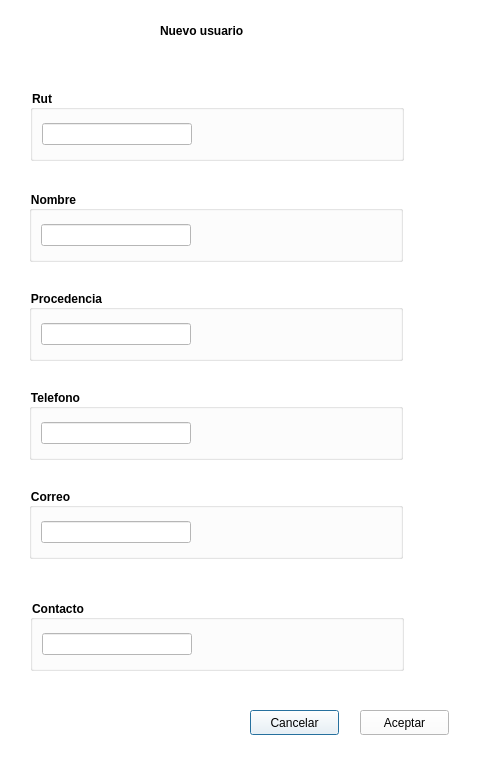
This is UIfiles/newUser.ui in DiteRr/IgmavaAPP as Qt 5 draws it before an edit. The edited form follows.
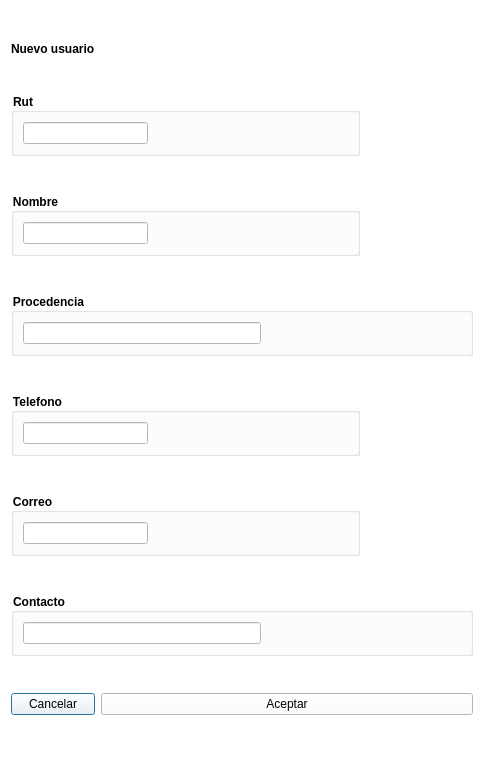
This is the edited form.

```diff
--- a/UIfiles/newUser.ui
+++ b/UIfiles/newUser.ui
@@ -16,15 +16,26 @@
   <property name="styleSheet">
    <string notr="true">background-color: rgb(255, 255, 255);</string>
   </property>
-  <widget class="QGroupBox" name="groupBox_4">
-   <property name="geometry">
-    <rect>
-     <x>29</x>
-     <y>488</y>
-     <width>374</width>
-     <height>71</height>
-    </rect>
-   </property>
+  <layout class="QGridLayout" name="gridLayout">
+   <item row="0" column="0">
+    <widget class="QLabel" name="label_6">
+     <property name="sizePolicy">
+      <sizepolicy hsizetype="Maximum" vsizetype="Maximum">
+       <horstretch>0</horstretch>
+       <verstretch>0</verstretch>
+      </sizepolicy>
+     </property>
+     <property name="styleSheet">
+      <string notr="true">font: 57 14pt &quot;Ubuntu&quot;;
+font-weight: bold;</string>
+     </property>
+     <property name="text">
+      <string>Nuevo usuario</string>
+     </property>
+    </widget>
+   </item>
+   <item row="1" column="0" colspan="2">
+    <widget class="QGroupBox" name="groupBox_6">
    <property name="sizePolicy">
     <sizepolicy hsizetype="Maximum" vsizetype="Maximum">
      <horstretch>0</horstretch>
@@ -36,13 +47,13 @@
 font-weight:bold;</string>
    </property>
    <property name="title">
-    <string>Correo</string>
-   </property>
-   <layout class="QGridLayout" name="gridLayout_4">
+      <string>Rut</string>
+     </property>
+     <layout class="QGridLayout" name="gridLayout_7">
     <item row="0" column="0">
-     <layout class="QHBoxLayout" name="horizontalLayout_4">
+       <layout class="QHBoxLayout" name="horizontalLayout_6">
       <item>
-       <widget class="QLineEdit" name="correo">
+         <widget class="QLineEdit" name="rut">
         <property name="sizePolicy">
          <sizepolicy hsizetype="Minimum" vsizetype="Maximum">
           <horstretch>0</horstretch>
@@ -52,7 +63,7 @@
        </widget>
       </item>
       <item>
-       <spacer name="horizontalSpacer_4">
+         <spacer name="horizontalSpacer_6">
         <property name="orientation">
          <enum>Qt::Horizontal</enum>
         </property>
@@ -71,15 +82,9 @@
     </item>
    </layout>
   </widget>
+   </item>
+   <item row="2" column="0" colspan="2">
   <widget class="QGroupBox" name="groupBox">
-   <property name="geometry">
-    <rect>
-     <x>29</x>
-     <y>191</y>
-     <width>374</width>
-     <height>71</height>
-    </rect>
-   </property>
    <property name="sizePolicy">
     <sizepolicy hsizetype="Maximum" vsizetype="Maximum">
      <horstretch>0</horstretch>
@@ -126,138 +131,9 @@
     </item>
    </layout>
   </widget>
-  <widget class="QPushButton" name="cancelar">
-   <property name="geometry">
-    <rect>
-     <x>250</x>
-     <y>710</y>
-     <width>89</width>
-     <height>25</height>
-    </rect>
-   </property>
-   <property name="text">
-    <string>Cancelar</string>
-   </property>
-  </widget>
-  <widget class="QGroupBox" name="groupBox_5">
-   <property name="geometry">
-    <rect>
-     <x>30</x>
-     <y>600</y>
-     <width>374</width>
-     <height>71</height>
-    </rect>
-   </property>
-   <property name="sizePolicy">
-    <sizepolicy hsizetype="Preferred" vsizetype="Maximum">
-     <horstretch>0</horstretch>
-     <verstretch>0</verstretch>
-    </sizepolicy>
-   </property>
-   <property name="styleSheet">
-    <string notr="true">font: 57 11pt &quot;Ubuntu&quot;;
-font-weight:bold;</string>
-   </property>
-   <property name="title">
-    <string>Contacto</string>
-   </property>
-   <layout class="QGridLayout" name="gridLayout_5">
-    <item row="0" column="0">
-     <layout class="QHBoxLayout" name="horizontalLayout_5">
-      <item>
-       <widget class="QLineEdit" name="contacto">
-        <property name="sizePolicy">
-         <sizepolicy hsizetype="Minimum" vsizetype="Maximum">
-          <horstretch>0</horstretch>
-          <verstretch>0</verstretch>
-         </sizepolicy>
-        </property>
-       </widget>
-      </item>
-      <item>
-       <spacer name="horizontalSpacer_5">
-        <property name="orientation">
-         <enum>Qt::Horizontal</enum>
-        </property>
-        <property name="sizeType">
-         <enum>QSizePolicy::Maximum</enum>
-        </property>
-        <property name="sizeHint" stdset="0">
-         <size>
-          <width>200</width>
-          <height>20</height>
-         </size>
-        </property>
-       </spacer>
-      </item>
-     </layout>
-    </item>
-   </layout>
-  </widget>
-  <widget class="QGroupBox" name="groupBox_3">
-   <property name="geometry">
-    <rect>
-     <x>29</x>
-     <y>389</y>
-     <width>374</width>
-     <height>71</height>
-    </rect>
-   </property>
-   <property name="sizePolicy">
-    <sizepolicy hsizetype="Maximum" vsizetype="Maximum">
-     <horstretch>0</horstretch>
-     <verstretch>0</verstretch>
-    </sizepolicy>
-   </property>
-   <property name="styleSheet">
-    <string notr="true">font: 57 11pt &quot;Ubuntu&quot;;
-font-weight:bold;</string>
-   </property>
-   <property name="title">
-    <string>Telefono</string>
-   </property>
-   <layout class="QGridLayout" name="gridLayout_3">
-    <item row="0" column="0">
-     <layout class="QHBoxLayout" name="horizontalLayout_3">
-      <item>
-       <widget class="QLineEdit" name="telefono">
-        <property name="sizePolicy">
-         <sizepolicy hsizetype="Minimum" vsizetype="Maximum">
-          <horstretch>0</horstretch>
-          <verstretch>0</verstretch>
-         </sizepolicy>
-        </property>
-       </widget>
-      </item>
-      <item>
-       <spacer name="horizontalSpacer_3">
-        <property name="orientation">
-         <enum>Qt::Horizontal</enum>
-        </property>
-        <property name="sizeType">
-         <enum>QSizePolicy::Maximum</enum>
-        </property>
-        <property name="sizeHint" stdset="0">
-         <size>
-          <width>200</width>
-          <height>20</height>
-         </size>
-        </property>
-       </spacer>
-      </item>
-     </layout>
-    </item>
-   </layout>
-  </widget>
+   </item>
+   <item row="3" column="0" colspan="2">
   <widget class="QGroupBox" name="groupBox_2">
-   <property name="geometry">
-    <rect>
-     <x>29</x>
-     <y>290</y>
-     <width>374</width>
-     <height>71</height>
-    </rect>
-   </property>
    <property name="sizePolicy">
     <sizepolicy hsizetype="Preferred" vsizetype="Maximum">
      <horstretch>0</horstretch>
@@ -304,97 +180,169 @@
     </item>
    </layout>
   </widget>
-  <widget class="QLabel" name="label_6">
-   <property name="geometry">
-    <rect>
-     <x>160</x>
-     <y>20</y>
-     <width>135</width>
-     <height>22</height>
-    </rect>
-   </property>
+   </item>
+   <item row="4" column="0" colspan="2">
+    <widget class="QGroupBox" name="groupBox_3">
+     <property name="sizePolicy">
+      <sizepolicy hsizetype="Maximum" vsizetype="Maximum">
+       <horstretch>0</horstretch>
+       <verstretch>0</verstretch>
+      </sizepolicy>
+     </property>
+     <property name="styleSheet">
+      <string notr="true">font: 57 11pt &quot;Ubuntu&quot;;
+font-weight:bold;</string>
+     </property>
+     <property name="title">
+      <string>Telefono</string>
+     </property>
+     <layout class="QGridLayout" name="gridLayout_3">
+      <item row="0" column="0">
+       <layout class="QHBoxLayout" name="horizontalLayout_3">
+        <item>
+         <widget class="QLineEdit" name="telefono">
    <property name="sizePolicy">
+           <sizepolicy hsizetype="Minimum" vsizetype="Maximum">
+            <horstretch>0</horstretch>
+            <verstretch>0</verstretch>
+           </sizepolicy>
+          </property>
+         </widget>
+        </item>
+        <item>
+         <spacer name="horizontalSpacer_3">
+          <property name="orientation">
+           <enum>Qt::Horizontal</enum>
+          </property>
+          <property name="sizeType">
+           <enum>QSizePolicy::Maximum</enum>
+          </property>
+          <property name="sizeHint" stdset="0">
+           <size>
+            <width>200</width>
+            <height>20</height>
+           </size>
+          </property>
+         </spacer>
+        </item>
+       </layout>
+      </item>
+     </layout>
+    </widget>
+   </item>
+   <item row="5" column="0" colspan="2">
+    <widget class="QGroupBox" name="groupBox_4">
+     <property name="sizePolicy">
     <sizepolicy hsizetype="Maximum" vsizetype="Maximum">
      <horstretch>0</horstretch>
      <verstretch>0</verstretch>
     </sizepolicy>
    </property>
    <property name="styleSheet">
-    <string notr="true">font: 57 14pt &quot;Ubuntu&quot;;
-font-weight: bold;</string>
-   </property>
+      <string notr="true">font: 57 11pt &quot;Ubuntu&quot;;
+font-weight:bold;</string>
+     </property>
+     <property name="title">
+      <string>Correo</string>
+     </property>
+     <layout class="QGridLayout" name="gridLayout_4">
+      <item row="0" column="0">
+       <layout class="QHBoxLayout" name="horizontalLayout_4">
+        <item>
+         <widget class="QLineEdit" name="correo">
+          <property name="sizePolicy">
+           <sizepolicy hsizetype="Minimum" vsizetype="Maximum">
+            <horstretch>0</horstretch>
+            <verstretch>0</verstretch>
+           </sizepolicy>
+          </property>
+         </widget>
+        </item>
+        <item>
+         <spacer name="horizontalSpacer_4">
+          <property name="orientation">
+           <enum>Qt::Horizontal</enum>
+          </property>
+          <property name="sizeType">
+           <enum>QSizePolicy::Maximum</enum>
+          </property>
+          <property name="sizeHint" stdset="0">
+           <size>
+            <width>200</width>
+            <height>20</height>
+           </size>
+          </property>
+         </spacer>
+        </item>
+       </layout>
+      </item>
+     </layout>
+    </widget>
+   </item>
+   <item row="6" column="0" colspan="2">
+    <widget class="QGroupBox" name="groupBox_5">
+     <property name="sizePolicy">
+      <sizepolicy hsizetype="Preferred" vsizetype="Maximum">
+       <horstretch>0</horstretch>
+       <verstretch>0</verstretch>
+      </sizepolicy>
+     </property>
+     <property name="styleSheet">
+      <string notr="true">font: 57 11pt &quot;Ubuntu&quot;;
+font-weight:bold;</string>
+     </property>
+     <property name="title">
+      <string>Contacto</string>
+     </property>
+     <layout class="QGridLayout" name="gridLayout_5">
+      <item row="0" column="0">
+       <layout class="QHBoxLayout" name="horizontalLayout_5">
+        <item>
+         <widget class="QLineEdit" name="contacto">
+          <property name="sizePolicy">
+           <sizepolicy hsizetype="Minimum" vsizetype="Maximum">
+            <horstretch>0</horstretch>
+            <verstretch>0</verstretch>
+           </sizepolicy>
+          </property>
+         </widget>
+        </item>
+        <item>
+         <spacer name="horizontalSpacer_5">
+          <property name="orientation">
+           <enum>Qt::Horizontal</enum>
+          </property>
+          <property name="sizeType">
+           <enum>QSizePolicy::Maximum</enum>
+          </property>
+          <property name="sizeHint" stdset="0">
+           <size>
+            <width>200</width>
+            <height>20</height>
+           </size>
+          </property>
+         </spacer>
+        </item>
+       </layout>
+      </item>
+     </layout>
+    </widget>
+   </item>
+   <item row="7" column="0">
+    <widget class="QPushButton" name="cancelar">
    <property name="text">
-    <string>Nuevo usuario</string>
-   </property>
-  </widget>
+      <string>Cancelar</string>
+     </property>
+    </widget>
+   </item>
+   <item row="7" column="1">
   <widget class="QPushButton" name="aceptar">
-   <property name="geometry">
-    <rect>
-     <x>360</x>
-     <y>710</y>
-     <width>89</width>
-     <height>25</height>
-    </rect>
-   </property>
    <property name="text">
     <string>Aceptar</string>
    </property>
   </widget>
-  <widget class="QGroupBox" name="groupBox_6">
-   <property name="geometry">
-    <rect>
-     <x>30</x>
-     <y>90</y>
-     <width>374</width>
-     <height>71</height>
-    </rect>
-   </property>
-   <property name="sizePolicy">
-    <sizepolicy hsizetype="Maximum" vsizetype="Maximum">
-     <horstretch>0</horstretch>
-     <verstretch>0</verstretch>
-    </sizepolicy>
-   </property>
-   <property name="styleSheet">
-    <string notr="true">font: 57 11pt &quot;Ubuntu&quot;;
-font-weight:bold;</string>
-   </property>
-   <property name="title">
-    <string>Rut</string>
-   </property>
-   <layout class="QGridLayout" name="gridLayout_7">
-    <item row="0" column="0">
-     <layout class="QHBoxLayout" name="horizontalLayout_6">
-      <item>
-       <widget class="QLineEdit" name="rut">
-        <property name="sizePolicy">
-         <sizepolicy hsizetype="Minimum" vsizetype="Maximum">
-          <horstretch>0</horstretch>
-          <verstretch>0</verstretch>
-         </sizepolicy>
-        </property>
-       </widget>
-      </item>
-      <item>
-       <spacer name="horizontalSpacer_6">
-        <property name="orientation">
-         <enum>Qt::Horizontal</enum>
-        </property>
-        <property name="sizeType">
-         <enum>QSizePolicy::Maximum</enum>
-        </property>
-        <property name="sizeHint" stdset="0">
-         <size>
-          <width>200</width>
-          <height>20</height>
-         </size>
-        </property>
-       </spacer>
-      </item>
-     </layout>
-    </item>
-   </layout>
-  </widget>
+   </item>
+  </layout>
  </widget>
  <tabstops>
   <tabstop>rut</tabstop>
```
Left out of the diff: 4 changed lines with no effect on the pictures. Lines whose indentation alone changed are shown as unchanged.
